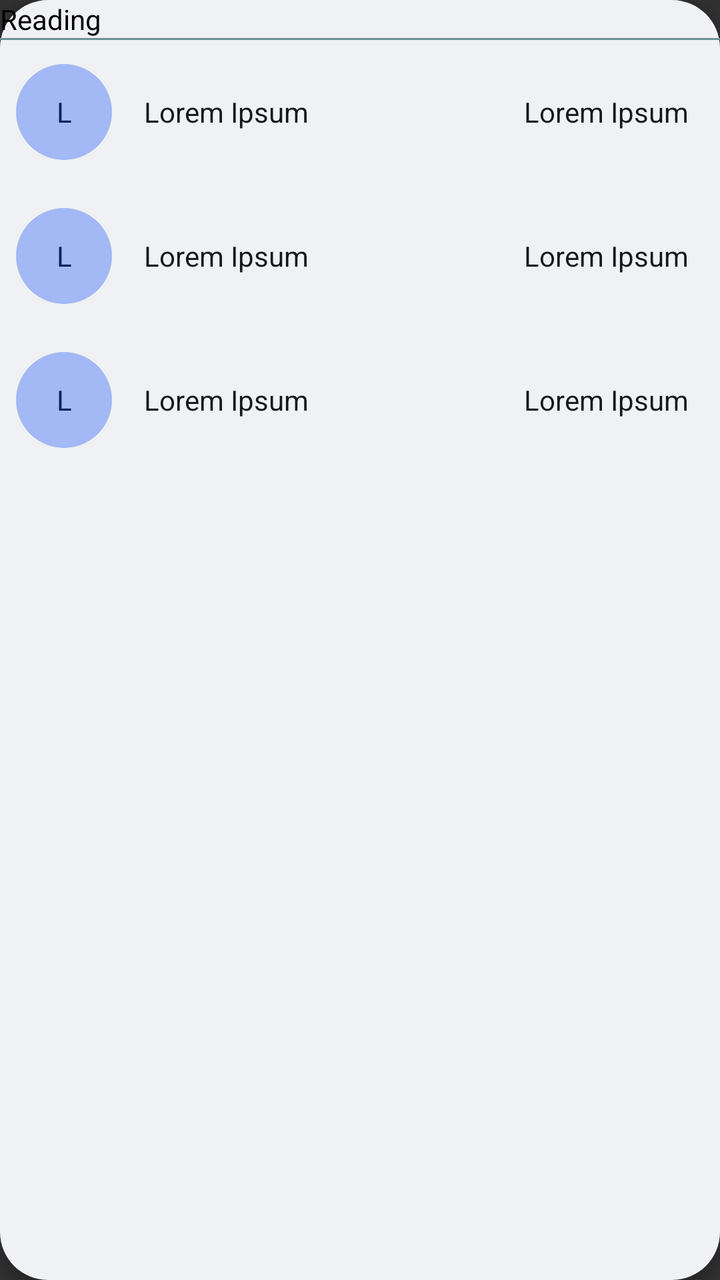
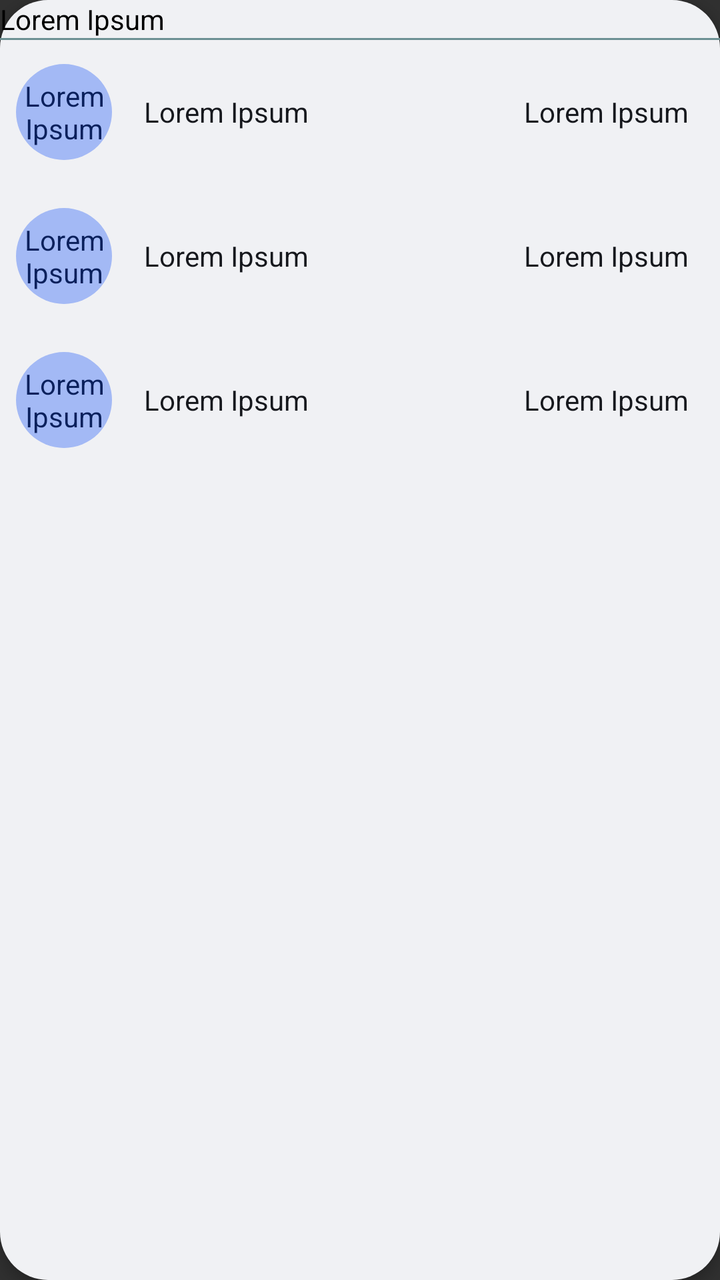

The first picture is an Android layout as it rendered before a commit; the second is the same layout after the commit. The layout source and the unified diff follow.
<!-- AndroidManifest.xml: application theme Theme.MangaCheck -->
<!-- res/layout/reading_list_category.xml -->
<?xml version="1.0" encoding="utf-8"?>
<LinearLayout xmlns:android="http://schemas.android.com/apk/res/android"
    xmlns:app="http://schemas.android.com/apk/res-auto"
    android:layout_width="match_parent"
    android:layout_height="wrap_content"
    android:background="@drawable/basic_surface"
    android:elevation="4dp"
    android:orientation="vertical">

    <TextView
        android:id="@+id/status"
        android:layout_width="match_parent"
        android:layout_height="wrap_content"
        android:layout_marginHorizontal="@dimen/card_margin"
        android:layout_marginTop="@dimen/card_margin"
        android:text="@string/status_comic_reading"
        android:textColor="@color/black"
        app:layout_constraintEnd_toEndOf="parent"
        app:layout_constraintStart_toStartOf="parent"
        app:layout_constraintTop_toTopOf="parent" />

    <View
        android:id="@+id/horizontal_straight_line"
        android:layout_width="match_parent"
        android:layout_height="1dp"
        android:layout_marginTop="@dimen/card_margin"
        android:layout_marginBottom="@dimen/card_margin"
        android:background="@drawable/horizontal_straight_line"
        app:layout_constraintEnd_toEndOf="parent"
        app:layout_constraintStart_toStartOf="parent"
        app:layout_constraintTop_toTopOf="parent" />

    <include layout="@layout/reading_list_entry" />

    <include layout="@layout/reading_list_entry" />

    <include layout="@layout/reading_list_entry" />
</LinearLayout>
<!-- res/layout/reading_list_entry.xml (included above) -->
<?xml version="1.0" encoding="utf-8"?>
<LinearLayout
    xmlns:android="http://schemas.android.com/apk/res/android"
    android:orientation="horizontal"
    android:layout_width="match_parent"
    android:layout_height="56dp"
    android:layout_marginBottom="@dimen/card_bottom_margin"
    android:layout_marginTop="@dimen/card_bottom_margin"
    >

    <TextView
        android:id="@+id/letter_circle"
        android:layout_width="@dimen/card_icon_button"
        android:layout_height="@dimen/card_icon_button"
        android:background="@drawable/reading_list_circle"
        android:layout_gravity="center"
        android:textColor="?colorOnPrimaryContainer"
        android:text="L"
        android:gravity="center"
        android:layout_marginStart="@dimen/card_bottom_margin"
        />

    <TextView
        android:id="@+id/manga_name"
        android:layout_width="wrap_content"
        android:layout_height="wrap_content"
        android:text="Lorem Ipsum"
        android:textColor="?colorOnSurface"
        android:layout_gravity="center"
        android:layout_marginStart="@dimen/card_elements_margin"
        />
    <TextView
        android:id="@+id/chapter"
        android:layout_width="match_parent"
        android:layout_height="wrap_content"
        android:text="Lorem Ipsum"
        android:textColor="?colorOnSurface"
        android:layout_gravity="center"
        android:gravity="end"
        android:layout_marginEnd="@dimen/card_elements_margin"
        />

</LinearLayout>
<!-- resources referenced by this layout -->
<resources>
  <color name="black">#FF000000</color>
  <dimen name="card_bottom_margin">8dp</dimen>
  <dimen name="card_elements_margin">16dp</dimen>
  <dimen name="card_icon_button">48dp</dimen>
  <!-- drawable basic_surface (drawable) -->
  <?xml version="1.0" encoding="utf-8"?>
  <shape xmlns:android="http://schemas.android.com/apk/res/android"
      android:shape="rectangle">
      <solid android:color="?colorSurface" />
      <corners android:radius="@dimen/card_corner_radius" />
  </shape>
  <!-- drawable horizontal_straight_line (drawable) -->
  <?xml version="1.0" encoding="utf-8"?>
  <shape xmlns:android="http://schemas.android.com/apk/res/android"
      android:shape="rectangle">
      <solid android:color="?colorOutline" />
  </shape>
  <!-- drawable reading_list_circle (drawable) -->
  <?xml version="1.0" encoding="utf-8"?>
  <selector xmlns:android="http://schemas.android.com/apk/res/android">
      <item>
          <shape android:shape="oval">
              <solid android:color="?colorPrimaryContainer" />
          </shape>
      </item>
  </selector>
  <string name="status_comic_reading">Reading</string>
  <dimen name="card_corner_radius">24dp</dimen>
  <color name="primary_35">#1038A2</color>
  <color name="primary_80">#A3B9F5</color>
  <color name="white">#FFFFFFFF</color>
  <color name="primary_20">#0A205C</color>
  <color name="secondary_35">#0A9FA9</color>
  <color name="secondary_80">#9FF4F9</color>
  <color name="secondary_20">#065B60</color>
  <color name="tertiary_35">#3D4C76</color>
  <color name="tertiary_80">#BCC4DC</color>
  <color name="tertiary_20">#232B43</color>
  <color name="error_35">#B22200</color>
  <color name="error_80">#FFAC99</color>
  <color name="error_20">#661300</color>
  <color name="Natural_80">#C4C9D4</color>
  <color name="Natural_10">#16181D</color>
  <color name="Natural_95">#F0F1F4</color>
  <color name="Natural_20">#2B303B</color>
  <color name="VNatural_90">#E2E9E9</color>
  <color name="VNatural_30">#415658</color>
  <color name="VNatural_50">#6C9093</color>
  <color name="VNatural_80">#C4D3D4</color>
  <style name="mySpinnerItemSelectedStyle" parent="@android:style/Widget.Holo.TextView.SpinnerItem">
          <item name="android:textColor">@color/black</item>
      </style>
  <!-- unchanged entries left out for length: 1 -->
</resources>

<!-- the commit's change to res/layout/reading_list_category.xml (unified diff, before → after) -->
@@ -13,7 +13,7 @@
         android:layout_height="wrap_content"
         android:layout_marginHorizontal="@dimen/card_margin"
         android:layout_marginTop="@dimen/card_margin"
-        android:text="@string/status_comic_reading"
+        android:text="@string/missing"
         android:textColor="@color/black"
         app:layout_constraintEnd_toEndOf="parent"
         app:layout_constraintStart_toStartOf="parent"
@@ -54,7 +54,7 @@
         android:background="@drawable/reading_list_circle"
         android:layout_gravity="center"
         android:textColor="?colorOnPrimaryContainer"
-        android:text="L"
+        android:text="@string/missing"
         android:gravity="center"
         android:layout_marginStart="@dimen/card_bottom_margin"
         />
@@ -63,7 +63,7 @@
         android:id="@+id/manga_name"
         android:layout_width="wrap_content"
         android:layout_height="wrap_content"
-        android:text="Lorem Ipsum"
+        android:text="@string/missing"
         android:textColor="?colorOnSurface"
         android:layout_gravity="center"
         android:layout_marginStart="@dimen/card_elements_margin"
@@ -72,7 +72,7 @@
         android:id="@+id/chapter"
         android:layout_width="match_parent"
         android:layout_height="wrap_content"
-        android:text="Lorem Ipsum"
+        android:text="@string/missing"
         android:textColor="?colorOnSurface"
         android:layout_gravity="center"
         android:gravity="end"
<!-- resource entries referenced after the edit -->
@@ -26,7 +26,7 @@
           </shape>
       </item>
   </selector>
-  <string name="status_comic_reading">Reading</string>
+  <string name="missing">Lorem Ipsum</string>
   <dimen name="card_corner_radius">24dp</dimen>
   <color name="primary_35">#1038A2</color>
   <color name="primary_80">#A3B9F5</color>
